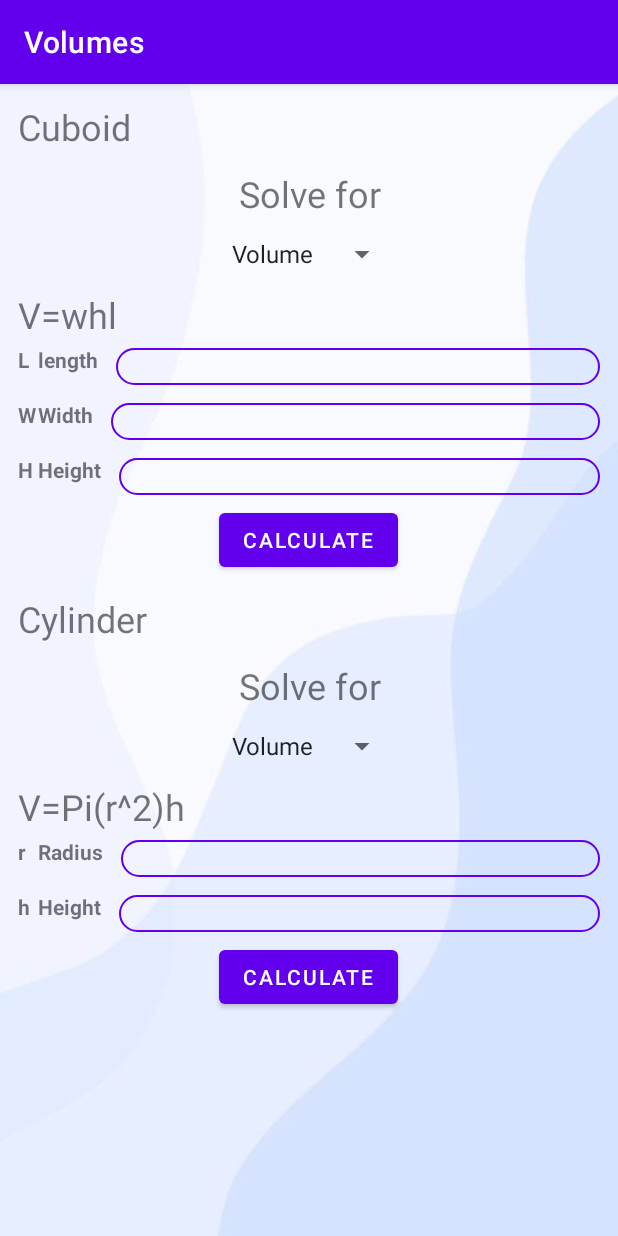
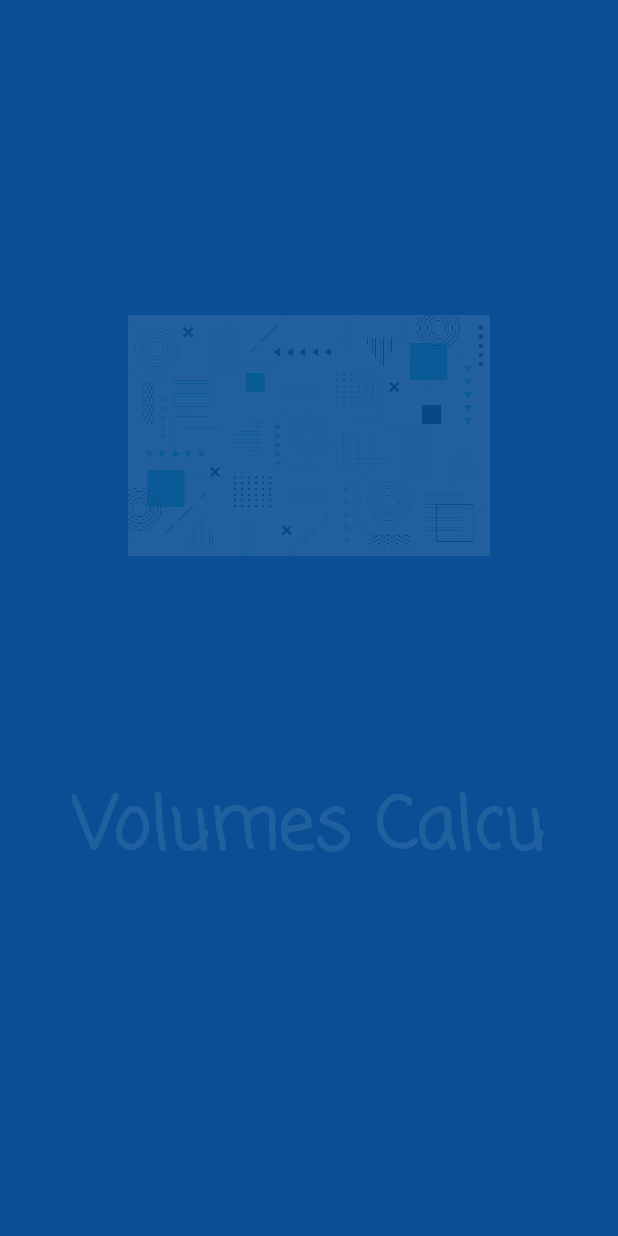
Before and after one commit to MoeShair/1200319_MoeShairAssi1, an Android app: the first screen one second after launch (MainActivity before the commit, SplashActivity after it), on a phone screen of 412 x 824 dp. Run offline under Robolectric (Android 15) with nearby library versions, the light colour scheme and no system bars.

```diff
--- a/app/build.gradle
+++ b/app/build.gradle
@@ -33,6 +33,7 @@ dependencies {
     implementation 'androidx.appcompat:appcompat:1.6.1'
     implementation 'com.google.android.material:material:1.8.0'
     implementation 'androidx.constraintlayout:constraintlayout:2.1.4'
+    implementation 'com.google.code.gson:gson:2.10.1'
     testImplementation 'junit:junit:4.13.2'
     androidTestImplementation 'androidx.test.ext:junit:1.1.5'
     androidTestImplementation 'androidx.test.espresso:espresso-core:3.5.1'
--- /dev/null
+++ b/app/src/main/java/com/example/a1200319_moeshairassi1/SplashActivity.java
@@ -0,0 +1,45 @@
+package com.example.a1200319_moeshairassi1;
+
+import androidx.appcompat.app.ActionBar;
+import androidx.appcompat.app.AppCompatActivity;
+
+import android.content.Intent;
+import android.os.Bundle;
+import android.os.Handler;
+import android.view.WindowManager;
+import android.view.animation.Animation;
+import android.view.animation.AnimationUtils;
+import android.widget.ImageView;
+import android.widget.TextView;
+
+public class SplashActivity extends AppCompatActivity{
+    private Animation top, bottom;
+    private TextView txt;
+    private ImageView img;
+    @Override
+    protected void onCreate(Bundle savedInstanceState) {
+        super.onCreate(savedInstanceState);
+        setContentView(R.layout.splash_activity);
+        ActionBar actionBar = getSupportActionBar();
+        actionBar.hide();
+        getWindow().setFlags(WindowManager.LayoutParams.FLAG_FULLSCREEN,
+                WindowManager.LayoutParams.FLAG_FULLSCREEN);
+        top = AnimationUtils.loadAnimation(this, R.anim.top_animation);
+        bottom = AnimationUtils.loadAnimation(this, R.anim.bottom_animation);
+
+        txt = findViewById(R.id.txt);
+        img = findViewById(R.id.img);
+
+        txt.setAnimation(bottom);
+        img.setAnimation(top);
+        Handler handler = new Handler();
+        handler.postDelayed(new Runnable() {
+            @Override
+            public void run() {
+                Intent intent = new Intent(SplashActivity.this, MainActivity.class);
+                startActivity(intent);
+                finish();
+            }
+        }, 5000);
+    }
+}
--- /dev/null
+++ b/app/src/main/res/anim/bottom_animation.xml
@@ -0,0 +1,13 @@
+<?xml version="1.0" encoding="utf-8"?>
+<set xmlns:android="http://schemas.android.com/apk/res/android">
+    <translate
+        android:fromXDelta="100%"
+        android:fromYDelta="100%"
+        android:duration="1500"/>
+
+    <alpha
+        android:fromAlpha="0.1"
+        android:toAlpha="1.0"
+        android:duration="1500"/>
+
+</set>
--- /dev/null
+++ b/app/src/main/res/anim/top_animation.xml
@@ -0,0 +1,13 @@
+<?xml version="1.0" encoding="utf-8"?>
+<set xmlns:android="http://schemas.android.com/apk/res/android">
+    <translate
+        android:fromXDelta="-100%"
+        android:fromYDelta="-100%"
+        android:duration="1500"/>
+
+    <alpha
+        android:fromAlpha="0.1"
+        android:toAlpha="1.0"
+        android:duration="1500"/>
+
+</set>
--- a/app/src/main/res/layout/activity_main.xml
+++ b/app/src/main/res/layout/activity_main.xml
@@ -161,6 +161,7 @@
                android:textColor="@color/white"/>
 
        </LinearLayout>
+
    </ScrollView>
 
 </androidx.appcompat.widget.LinearLayoutCompat>
--- /dev/null
+++ b/app/src/main/res/layout/splash_activity.xml
@@ -0,0 +1,35 @@
+<?xml version="1.0" encoding="utf-8"?>
+<androidx.constraintlayout.widget.ConstraintLayout xmlns:android="http://schemas.android.com/apk/res/android"
+    xmlns:app="http://schemas.android.com/apk/res-auto"
+    xmlns:tools="http://schemas.android.com/tools"
+    android:layout_width="match_parent"
+    android:layout_height="match_parent"
+    android:background="#0A4F95"
+    tools:context=".MainActivity">
+
+
+    <TextView
+        android:id="@+id/txt"
+        android:layout_width="wrap_content"
+        android:layout_height="wrap_content"
+        android:layout_marginStart="48dp"
+        android:layout_marginTop="516dp"
+        android:fontFamily="casual"
+        android:text="Volumes Calcu"
+        android:textColor="#F0FFFF"
+        android:textSize="48sp"
+        android:textStyle="bold"
+        app:layout_constraintStart_toStartOf="parent"
+        app:layout_constraintTop_toTopOf="parent" />
+
+    <ImageView
+        android:id="@+id/img"
+        android:layout_width="241dp"
+        android:layout_height="238dp"
+        app:layout_constraintBottom_toBottomOf="parent"
+        app:layout_constraintEnd_toEndOf="parent"
+        app:layout_constraintStart_toStartOf="parent"
+        app:layout_constraintTop_toTopOf="parent"
+        app:layout_constraintVertical_bias="0.292"
+        app:srcCompat="@drawable/_3839449_5348666"/>
+</androidx.constraintlayout.widget.ConstraintLayout>
```
Also changed, not shown: app/src/main/AndroidManifest.xml (+8 -1 lines), app/src/main/java/com/example/a1200319_moeshairassi1/MainActivity.java (+38 -7 lines), app/src/main/res/drawable/_3839449_5348666.jpg (added), app/src/main/res/drawable/cuboid.jpg (added), app/src/main/res/drawable/cylinder.jpg (added), app/src/main/res/drawable/iconn.jpg (added).
